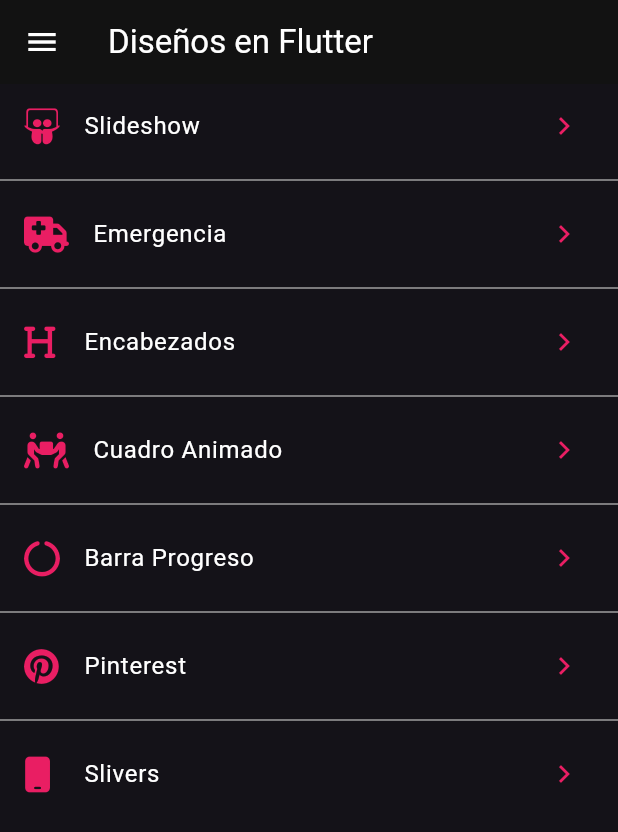
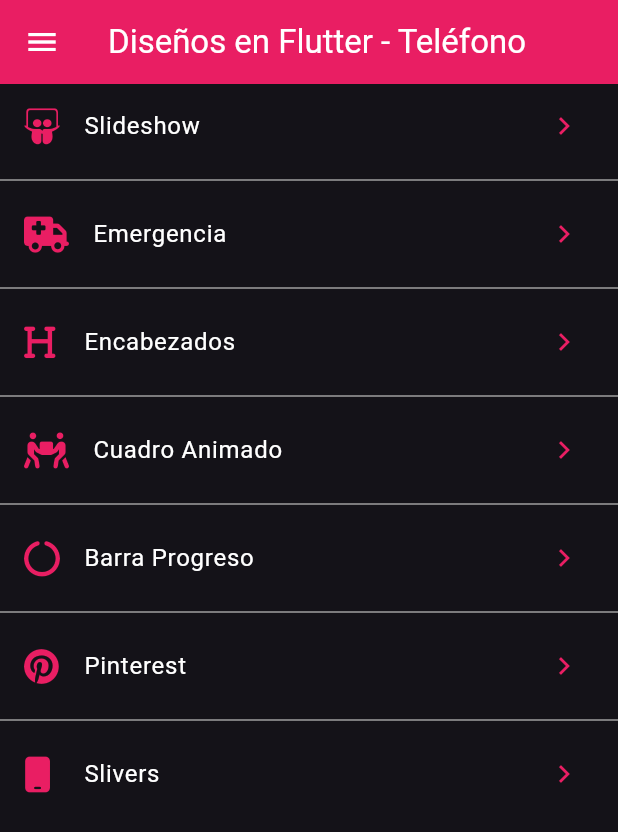
Before and after one commit to JoseManuelMunozManzano/flutter-animaciones, a Flutter app: the screen it shows after launch, on a phone screen of 412 x 824 dp. Shown: the top 832 px of the screen. Run offline on Flutter 3.47's test engine with Material 3 defaults, Android fonts, the phone set to English and light mode, and no system bars; our stand-ins replace animate_do, flutter_svg, font_awesome_flutter.

Commit message:
Diseño landscape, portrait y tablets

```diff
--- a/lib/main.dart
+++ b/lib/main.dart
@@ -2,15 +2,20 @@ import 'package:flutter/material.dart';
 
 import 'package:provider/provider.dart';
 import 'package:design_app/src/theme/theme.dart';
+import 'package:design_app/src/models/layout_model.dart';
 
 import 'package:design_app/src/pages/launcher_page.dart';
+import 'package:design_app/src/pages/launcher_tablet_page.dart';
 
 void main() {
   runApp(
-    ChangeNotifierProvider(
+    MultiProvider(
+      providers: [
       // Este número debe estar guardado en la preferencias de usuario.
       // Se manda al ThemeChanger y en base a el se escoge el tema.
-      create: (_) => ThemeChanger(2),
+        ChangeNotifierProvider<ThemeChanger>(create: (_) => ThemeChanger(2)),
+        ChangeNotifierProvider<LayoutModel>(create: (_) => LayoutModel()),
+      ],
       child: const MainApp()
     )
   );
@@ -28,7 +33,23 @@ class MainApp extends StatelessWidget {
       theme: currentTheme,
       debugShowCheckedModeBanner: false,
       title: 'Diseños App',
-      home: LauncherPage()
+      // orientation me sirve para saber algún cambio de orientación en el dispositivo.
+      home: OrientationBuilder(
+        builder: (context, orientation) {
+          // print('Orientation $orientation');
+
+          // Pero lo importante es el tamaño del dispositivo.
+          final screenSize = MediaQuery.of(context).size;
+
+          // Tamaño de tableta.
+          if (screenSize.width > 500) {
+            return LauncherTabletPage();
+          } else {
+            return LauncherPage();
+          }
+
+        },
+      )
     );
   }
 }
--- /dev/null
+++ b/lib/src/models/layout_model.dart
@@ -0,0 +1,14 @@
+import 'package:flutter/material.dart';
+
+import 'package:design_app/src/pages/slideshow_page.dart';
+
+class LayoutModel with ChangeNotifier {
+  Widget _currentPage = SlideshowPage();
+
+  set currentPage(Widget page) {
+    _currentPage = page;
+    notifyListeners();
+  }
+
+  Widget get currentPage => _currentPage;
+}
--- a/lib/src/pages/launcher_page.dart
+++ b/lib/src/pages/launcher_page.dart
@@ -11,9 +11,12 @@ class LauncherPage extends StatelessWidget {
 
    @override
     Widget build(BuildContext context) {
+      final appTheme = Provider.of<ThemeChanger>(context).currentTheme;
+
       return Scaffold(
         appBar: AppBar(
-          title: Text('Diseños en Flutter'),
+          title: Text('Diseños en Flutter - Teléfono'),
+          backgroundColor: appTheme.colorScheme.primary,
         ),
         drawer: _MenuPrincipal(),
         body: _ListaOpciones()
--- a/lib/src/theme/theme.dart
+++ b/lib/src/theme/theme.dart
@@ -16,7 +16,9 @@ class ThemeChanger with ChangeNotifier {
       case 1: // light
         _darkTheme = false;
         _customTheme = false;
-        _currentTheme = ThemeData.light();
+        _currentTheme = ThemeData.light().copyWith(
+          colorScheme: ColorScheme.light(primary: Colors.pink)
+        );
         break;
       case 2: // dark
         _darkTheme = true;
@@ -28,12 +30,16 @@ class ThemeChanger with ChangeNotifier {
       case 3: // dark
         _darkTheme = false;
         _customTheme = true;
-        _currentTheme = ThemeData.light();
+        _currentTheme = ThemeData.dark().copyWith(
+          colorScheme: ColorScheme.dark(primary: Colors.pink),
+        );
         break;
       default:
         _darkTheme = false;
         _customTheme = false;
-        _currentTheme = ThemeData.light();
+        _currentTheme = ThemeData.light().copyWith(
+          colorScheme: ColorScheme.light(primary: Colors.pink),
+        );
     }
   }
 
@@ -46,7 +52,9 @@ class ThemeChanger with ChangeNotifier {
         colorScheme: ColorScheme.dark(primary: Colors.pink)
       );
     } else {
-      _currentTheme = ThemeData.light();
+      _currentTheme = ThemeData.light().copyWith(
+        colorScheme: ColorScheme.light(primary: Colors.pink),
+      );
     }
 
     notifyListeners();
@@ -68,7 +76,9 @@ class ThemeChanger with ChangeNotifier {
         )
       );
     } else {
-      _currentTheme = ThemeData.light();
+      _currentTheme = ThemeData.light().copyWith(
+        colorScheme: ColorScheme.light(primary: Colors.pink),
+      );
     }
 
     notifyListeners();
```
Also changed, not shown: lib/src/pages/emergency_page.dart (+15 -1 lines), lib/src/pages/launcher_tablet_page.dart (added, +131 -0 lines), lib/src/pages/pinterest_page.dart (+27 -8 lines), lib/src/pages/slideshow_page.dart (+18 -6 lines), 2773 other files.
